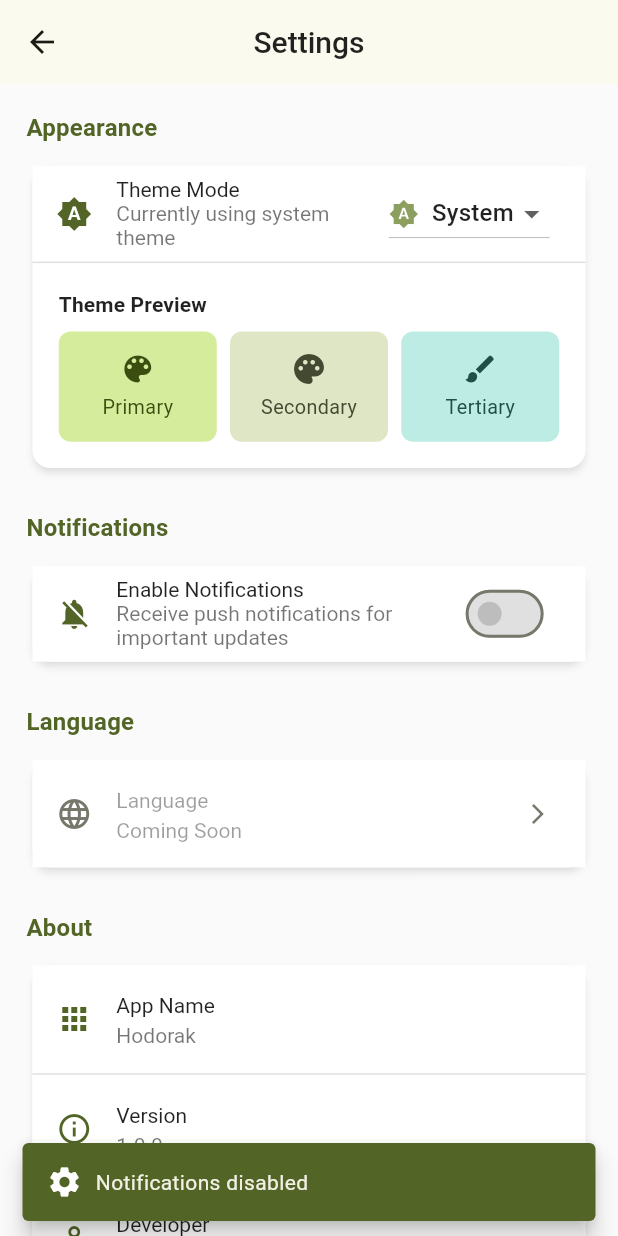
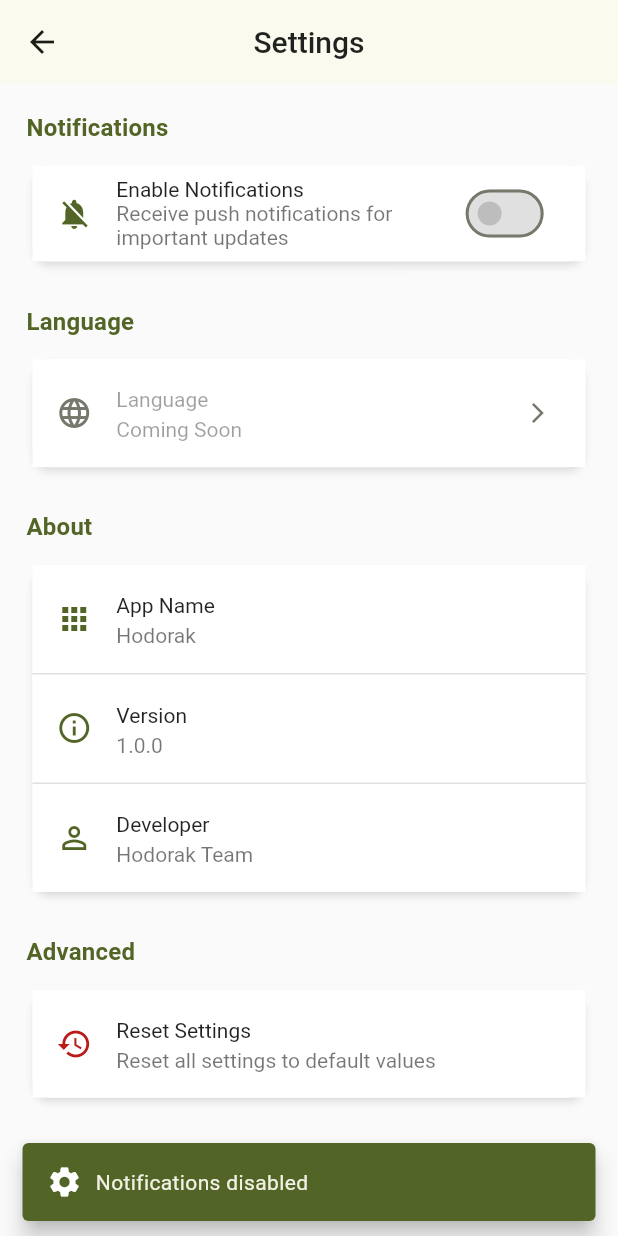
Before and after one commit to He9sham/Hodorak, a Flutter app: the SettingScreen screen opened by its route, after a tap on "Enable Notifications", on a phone screen of 412 x 824 dp. Run offline on Flutter 3.47's test engine with Material 3 defaults, Android fonts, the phone set to English and light mode, and no system bars; our stand-ins replace animated_splash_screen, connectivity_plus, flutter_local_notifications, flutter_onboarding_slider, flutter_riverpod, flutter_screenutil and 10 more; accounts and stored records are empty.

Commit message:
Refactor theme management and remove unused settings components
- Updated the main application widget to remove the settings provider and streamline theme management.
- Refactored AppConfig to eliminate theme mode parameter, simplifying app configuration.
- Removed dark theme configurations from AppThemes and related settings in SettingModel.
- Deleted ThemeSettingsWidget and associated logic from the settings screen to enhance clarity and focus on essential features.
- Cleaned up the SettingNotifier to remove theme mode handling, focusing solely on notification preferences.

```diff
--- a/lib/core/app/app_config.dart
+++ b/lib/core/app/app_config.dart
@@ -19,7 +19,6 @@ class AppConfig {
 
   /// Create MaterialApp with proper configuration
   static Widget createApp({
-    required ThemeMode themeMode,
     required Route<dynamic>? Function(RouteSettings) onGenerateRoute,
     bool debugShowCheckedModeBanner = false,
   }) {
@@ -28,9 +27,7 @@ class AppConfig {
       child: MaterialApp(
         debugShowCheckedModeBanner: debugShowCheckedModeBanner,
         title: appTitle,
-        themeMode: themeMode,
         theme: AppThemes.lightTheme,
-        darkTheme: AppThemes.darkTheme,
         onGenerateRoute: onGenerateRoute,
         initialRoute: defaultRoute,
       ),
--- a/lib/core/theming/app_themes.dart
+++ b/lib/core/theming/app_themes.dart
@@ -2,8 +2,8 @@ import 'package:flutter/material.dart';
 
 import 'colors_manger.dart';
 
-/// Application themes configuration
-/// Contains light and dark theme configurations
+/// Application theme configuration
+/// Contains light theme configuration
 class AppThemes {
   /// Light theme configuration
   static ThemeData get lightTheme => ThemeData(
@@ -38,41 +38,6 @@ class AppThemes {
     switchTheme: _lightSwitchTheme,
     // Dropdown button theme - dark text
     dropdownMenuTheme: _lightDropdownMenuTheme,
-  );
-
-  /// Dark theme configuration
-  static ThemeData get darkTheme => ThemeData(
-    colorScheme: ColorScheme.fromSeed(
-      seedColor: ColorsManager.kprimarycolorauth,
-      brightness: Brightness.dark,
-    ),
-    useMaterial3: true,
-    // Text theme - explicit text colors for dark mode
-    textTheme: _darkTextTheme,
-    // AppBar theme - dark background with white text
-    appBarTheme: _darkAppBarTheme,
-    // Card theme - dark background with white text
-    cardTheme: _darkCardTheme,
-    // Scaffold background - dark
-    scaffoldBackgroundColor: Colors.grey[900],
-    // Button themes
-    filledButtonTheme: _darkFilledButtonTheme,
-    elevatedButtonTheme: _darkElevatedButtonTheme,
-    textButtonTheme: _darkTextButtonTheme,
-    // Drawer theme - dark background
-    drawerTheme: _darkDrawerTheme,
-    // List tile theme - dark background with white text
-    listTileTheme: _darkListTileTheme,
-    // Icon theme - keep primary color
-    iconTheme: _darkIconTheme,
-    // Bottom navigation bar theme - dark background with white text
-    bottomNavigationBarTheme: _darkBottomNavigationBarTheme,
-    // Divider theme - lighter divider for dark mode
-    dividerTheme: _darkDividerTheme,
-    // Switch theme - custom colors for dark mode
-    switchTheme: _darkSwitchTheme,
-    // Dropdown button theme - white text
-    dropdownMenuTheme: _darkDropdownMenuTheme,
   );
 
   // Light Theme Components
@@ -182,112 +147,4 @@ class AppThemes {
           backgroundColor: WidgetStateProperty.all(Colors.white),
         ),
       );
-
-  // Dark Theme Components
-  static TextTheme get _darkTextTheme => TextTheme(
-    // Headlines
-    headlineLarge: TextStyle(color: Colors.white),
-    headlineMedium: TextStyle(color: Colors.white),
-    headlineSmall: TextStyle(color: Colors.white),
-    // Titles
-    titleLarge: TextStyle(color: Colors.white),
-    titleMedium: TextStyle(color: Colors.white),
-    titleSmall: TextStyle(color: Colors.white),
-    // Body text
-    bodyLarge: TextStyle(color: Colors.grey[300]),
-    bodyMedium: TextStyle(color: Colors.grey[300]),
-    bodySmall: TextStyle(color: Colors.grey[400]),
-    // Labels
-    labelLarge: TextStyle(color: Colors.white),
-    labelMedium: TextStyle(color: Colors.grey[300]),
-    labelSmall: TextStyle(color: Colors.grey[400]),
-    // Display text
-    displayLarge: TextStyle(color: Colors.white),
-    displayMedium: TextStyle(color: Colors.white),
-    displaySmall: TextStyle(color: Colors.white),
-  );
-
-  static AppBarTheme get _darkAppBarTheme => AppBarTheme(
-    backgroundColor: Colors.grey[900],
-    foregroundColor: Colors.white,
-    elevation: 0,
-    titleTextStyle: TextStyle(
-      color: Colors.white,
-      fontSize: 20,
-      fontWeight: FontWeight.w500,
-    ),
-  );
-
-  static CardThemeData get _darkCardTheme => CardThemeData(
-    color: Colors.grey[850],
-    elevation: 2,
-    shadowColor: Colors.black.withValues(alpha: 0.3),
-  );
-
-  static FilledButtonThemeData get _darkFilledButtonTheme =>
-      FilledButtonThemeData(
-        style: FilledButton.styleFrom(
-          backgroundColor: ColorsManager.kprimarycolorauth,
-          foregroundColor: Colors.white,
-        ),
-      );
-
-  static ElevatedButtonThemeData get _darkElevatedButtonTheme =>
-      ElevatedButtonThemeData(
-        style: ElevatedButton.styleFrom(
-          backgroundColor: ColorsManager.kprimarycolorauth,
-          foregroundColor: Colors.white,
-          elevation: 2,
-        ),
-      );
-
-  static TextButtonThemeData get _darkTextButtonTheme => TextButtonThemeData(
-    style: TextButton.styleFrom(foregroundColor: Colors.white),
-  );
-
-  static DrawerThemeData get _darkDrawerTheme =>
-      DrawerThemeData(backgroundColor: Colors.grey[850]);
-
-  static ListTileThemeData get _darkListTileTheme => ListTileThemeData(
-    tileColor: Colors.grey[850],
-    iconColor: ColorsManager.kprimarycolorauth,
-    titleTextStyle: TextStyle(color: Colors.white),
-    subtitleTextStyle: TextStyle(color: Colors.grey[300]),
-  );
-
-  static IconThemeData get _darkIconTheme =>
-      IconThemeData(color: ColorsManager.kprimarycolorauth);
-
-  static BottomNavigationBarThemeData get _darkBottomNavigationBarTheme =>
-      BottomNavigationBarThemeData(
-        backgroundColor: Colors.grey[900],
-        selectedItemColor: ColorsManager.kprimarycolorauth,
-        unselectedItemColor: Colors.grey[400],
-      );
-
-  static DividerThemeData get _darkDividerTheme =>
-      DividerThemeData(color: Colors.grey[700], thickness: 1);
-
-  static SwitchThemeData get _darkSwitchTheme => SwitchThemeData(
-    thumbColor: WidgetStateProperty.resolveWith<Color>((states) {
-      if (states.contains(WidgetState.selected)) {
-        return ColorsManager.kprimarycolorauth;
-      }
-      return Colors.grey[600]!;
-    }),
-    trackColor: WidgetStateProperty.resolveWith<Color>((states) {
-      if (states.contains(WidgetState.selected)) {
-        return ColorsManager.kprimarycolorauth.withValues(alpha: 0.5);
-      }
-      return Colors.grey[700]!;
-    }),
-  );
-
-  static DropdownMenuThemeData get _darkDropdownMenuTheme =>
-      DropdownMenuThemeData(
-        textStyle: TextStyle(color: Colors.white),
-        menuStyle: MenuStyle(
-          backgroundColor: WidgetStateProperty.all(Colors.grey[850]),
-        ),
-      );
 }
--- a/lib/features/setting/model/setting_model.dart
+++ b/lib/features/setting/model/setting_model.dart
@@ -1,12 +1,6 @@
-import 'package:flutter/material.dart';
-
 /// Model class for settings data
 /// Contains all the settings preferences and their default values
 class SettingModel {
-  /// Theme mode preference
-  /// 0 = system, 1 = light, 2 = dark
-  final int themeModeIndex;
-
   /// Notification preference
   /// true = notifications enabled, false = notifications disabled
   final bool notificationsEnabled;
@@ -21,7 +15,6 @@ class SettingModel {
   final String developerName;
 
   const SettingModel({
-    required this.themeModeIndex,
     required this.notificationsEnabled,
     required this.appVersion,
     required this.appName,
@@ -30,14 +23,12 @@ class SettingModel {
 
   /// Create a copy of the model with updated values
   SettingModel copyWith({
-    int? themeModeIndex,
     bool? notificationsEnabled,
     String? appVersion,
     String? appName,
     String? developerName,
   }) {
     return SettingModel(
-      themeModeIndex: themeModeIndex ?? this.themeModeIndex,
       notificationsEnabled: notificationsEnabled ?? this.notificationsEnabled,
       appVersion: appVersion ?? this.appVersion,
       appName: appName ?? this.appName,
@@ -48,7 +39,6 @@ class SettingModel {
   /// Convert model to JSON for storage
   Map<String, dynamic> toJson() {
     return {
-      'themeModeIndex': themeModeIndex,
       'notificationsEnabled': notificationsEnabled,
       'appVersion': appVersion,
       'appName': appName,
@@ -59,7 +49,6 @@ class SettingModel {
   /// Create model from JSON
   factory SettingModel.fromJson(Map<String, dynamic> json) {
     return SettingModel(
-      themeModeIndex: json['themeModeIndex'] ?? 0, // Default to system
       notificationsEnabled: json['notificationsEnabled'] ?? true,
       appVersion: json['appVersion'] ?? '1.0.0',
       appName: json['appName'] ?? 'Hodorak',
@@ -69,51 +58,21 @@ class SettingModel {
 
   /// Default settings model
   static const SettingModel defaultSettings = SettingModel(
-    themeModeIndex: 0, // Default to system theme
     notificationsEnabled: true,
     appVersion: '1.0.0',
     appName: 'Hodorak',
     developerName: 'Hodorak Team',
   );
 
-  /// Get ThemeMode enum from index
-  ThemeMode get themeMode {
-    switch (themeModeIndex) {
-      case 0:
-        return ThemeMode.system;
-      case 1:
-        return ThemeMode.light;
-      case 2:
-        return ThemeMode.dark;
-      default:
-        return ThemeMode.system;
-    }
-  }
-
-  /// Get theme mode name for display
-  String get themeModeName {
-    switch (themeModeIndex) {
-      case 0:
-        return 'System';
-      case 1:
-        return 'Light';
-      case 2:
-        return 'Dark';
-      default:
-        return 'System';
-    }
-  }
-
   @override
   String toString() {
-    return 'SettingModel(themeModeIndex: $themeModeIndex, notificationsEnabled: $notificationsEnabled, appVersion: $appVersion, appName: $appName, developerName: $developerName)';
+    return 'SettingModel(notificationsEnabled: $notificationsEnabled, appVersion: $appVersion, appName: $appName, developerName: $developerName)';
   }
 
   @override
   bool operator ==(Object other) {
     if (identical(this, other)) return true;
     return other is SettingModel &&
-        other.themeModeIndex == themeModeIndex &&
         other.notificationsEnabled == notificationsEnabled &&
         other.appVersion == appVersion &&
         other.appName == appName &&
@@ -123,7 +82,6 @@ class SettingModel {
   @override
   int get hashCode {
     return Object.hash(
-      themeModeIndex,
       notificationsEnabled,
       appVersion,
       appName,
--- a/lib/features/setting/view/setting_screen.dart
+++ b/lib/features/setting/view/setting_screen.dart
@@ -55,16 +55,6 @@ class _SettingScreenState extends ConsumerState<SettingScreen> {
       body: ListView(
         padding: EdgeInsets.all(16.sp),
         children: [
-          // Theme Settings Section
-          SectionHeaderWidget(title: 'Appearance'),
-          ThemeSettingsWidget(
-            settings: settings,
-            viewModel: viewModel,
-            onShowSnackBar: _showSnackBar,
-          ),
-
-          verticalSpace(24),
-
           // Notification Settings Section
           SectionHeaderWidget(title: 'Notifications'),
           NotificationSettingsWidget(
--- a/lib/features/setting/view/widgets/settings_snackbar_util.dart
+++ b/lib/features/setting/view/widgets/settings_snackbar_util.dart
@@ -23,13 +23,7 @@ class SettingsSnackbarUtil {
 
   /// Get appropriate icon for snackbar based on message
   static IconData _getSnackBarIcon(String message) {
-    if (message.contains('dark')) {
-      return Icons.dark_mode;
-    } else if (message.contains('light')) {
-      return Icons.light_mode;
-    } else if (message.contains('system')) {
-      return Icons.brightness_auto;
-    } else if (message.contains('notification')) {
+    if (message.contains('notification')) {
       return Icons.notifications;
     } else {
       return Icons.settings;
--- a/lib/features/setting/view/widgets/theme_settings_widget.dart
+++ /dev/null
@@ -1,193 +0,0 @@
-import 'package:flutter/material.dart';
-import 'package:flutter_screenutil/flutter_screenutil.dart';
-import 'package:hodorak/core/helper/spacing.dart';
-
-import '../../model/setting_model.dart';
-import '../../viewmodel/setting_viewmodel.dart';
-
-/// Widget for theme settings section
-class ThemeSettingsWidget extends StatelessWidget {
-  final SettingModel settings;
-  final SettingNotifier viewModel;
-  final Function(String) onShowSnackBar;
-
-  const ThemeSettingsWidget({
-    super.key,
-    required this.settings,
-    required this.viewModel,
-    required this.onShowSnackBar,
-  });
-
-  @override
-  Widget build(BuildContext context) {
-    return Card(
-      child: Column(
-        children: [
-          ListTile(
-            title: const Text('Theme Mode'),
-            subtitle: Text(
-              'Currently using ${settings.themeModeName.toLowerCase()} theme',
-            ),
-            leading: Icon(
-              _getThemeModeIcon(settings.themeModeIndex),
-              color: Theme.of(context).colorScheme.primary,
-            ),
-            trailing: DropdownButton<int>(
-              value: settings.themeModeIndex,
-              onChanged: (int? newValue) {
-                if (newValue != null) {
-                  viewModel.setThemeMode(newValue);
-                  onShowSnackBar(
-                    'Switched to ${_getThemeModeName(newValue).toLowerCase()} theme',
-                  );
-                }
-              },
-              items: [
-                DropdownMenuItem<int>(
-                  value: 0,
-                  child: Row(
-                    children: [
-                      Icon(Icons.brightness_auto, size: 20),
-                      horizontalSpace(8),
-                      const Text('System'),
-                    ],
-                  ),
-                ),
-                DropdownMenuItem<int>(
-                  value: 1,
-                  child: Row(
-                    children: [
-                      Icon(Icons.light_mode, size: 20),
-                      horizontalSpace(8),
-                      const Text('Light'),
-                    ],
-                  ),
-                ),
-                DropdownMenuItem<int>(
-                  value: 2,
-                  child: Row(
-                    children: [
-                      Icon(Icons.dark_mode, size: 20),
-                      horizontalSpace(8),
-                      const Text('Dark'),
-                    ],
-                  ),
-                ),
-              ],
-            ),
-          ),
-          const Divider(height: 1),
-          // Theme Preview Section
-          _buildThemePreview(context),
-        ],
-      ),
-    );
-  }
-
-  /// Build theme preview section
-  Widget _buildThemePreview(BuildContext context) {
-    return Padding(
-      padding: EdgeInsets.all(16.sp),
-      child: Column(
-        crossAxisAlignment: CrossAxisAlignment.start,
-        children: [
-          Text(
-            'Theme Preview',
-            style: Theme.of(
-              context,
-            ).textTheme.titleSmall?.copyWith(fontWeight: FontWeight.w600),
-          ),
-          verticalSpace(8),
-          Row(
-            children: [
-              Expanded(
-                child: _buildColorPreview(
-                  context,
-                  'Primary',
-                  Icons.color_lens,
-                  Theme.of(context).colorScheme.primaryContainer,
-                  Theme.of(context).colorScheme.onPrimaryContainer,
-                ),
-              ),
-              horizontalSpace(8),
-              Expanded(
-                child: _buildColorPreview(
-                  context,
-                  'Secondary',
-                  Icons.palette,
-                  Theme.of(context).colorScheme.secondaryContainer,
-                  Theme.of(context).colorScheme.onSecondaryContainer,
-                ),
-              ),
-              horizontalSpace(8),
-              Expanded(
-                child: _buildColorPreview(
-                  context,
-                  'Tertiary',
-                  Icons.brush,
-                  Theme.of(context).colorScheme.tertiaryContainer,
-                  Theme.of(context).colorScheme.onTertiaryContainer,
-                ),
-              ),
-            ],
-          ),
-        ],
-      ),
-    );
-  }
-
-  /// Build individual color preview container
-  Widget _buildColorPreview(
-    BuildContext context,
-    String label,
-    IconData icon,
-    Color backgroundColor,
-    Color foregroundColor,
-  ) {
-    return Container(
-      padding: EdgeInsets.all(12.sp),
-      decoration: BoxDecoration(
-        color: backgroundColor,
-        borderRadius: BorderRadius.circular(8),
-      ),
-      child: Column(
-        children: [
-          Icon(icon, color: foregroundColor),
-          verticalSpace(4),
-          Text(
-            label,
-            style: TextStyle(color: foregroundColor, fontSize: 12.sp),
-          ),
-        ],
-      ),
-    );
-  }
-
-  /// Get theme mode icon based on index
-  IconData _getThemeModeIcon(int index) {
-    switch (index) {
-      case 0:
-        return Icons.brightness_auto;
-      case 1:
-        return Icons.light_mode;
-      case 2:
-        return Icons.dark_mode;
-      default:
-        return Icons.brightness_auto;
-    }
-  }
-
-  /// Get theme mode name based on index
-  String _getThemeModeName(int index) {
-    switch (index) {
-      case 0:
-        return 'System';
-      case 1:
-        return 'Light';
-      case 2:
-        return 'Dark';
-      default:
-        return 'System';
-    }
-  }
-}
--- a/lib/features/setting/view/widgets/widgets.dart
+++ b/lib/features/setting/view/widgets/widgets.dart
@@ -9,4 +9,3 @@ export 'notification_settings_widget.dart';
 export 'section_header_widget.dart';
 export 'settings_loading_error_widget.dart';
 export 'settings_snackbar_util.dart';
-export 'theme_settings_widget.dart';
--- a/lib/features/setting/viewmodel/setting_viewmodel.dart
+++ b/lib/features/setting/viewmodel/setting_viewmodel.dart
@@ -1,4 +1,3 @@
-import 'package:flutter/material.dart';
 import 'package:flutter_riverpod/flutter_riverpod.dart';
 import 'package:shared_preferences/shared_preferences.dart';
 
@@ -21,12 +20,6 @@ class SettingNotifier extends Notifier<SettingModel> {
   /// Getter for error state
   String? get error => _error;
 
-  /// Getter for theme mode
-  ThemeMode get themeMode => state.themeMode;
-
-  /// Getter for theme mode index
-  int get themeModeIndex => state.themeModeIndex;
-
   /// Getter for notification preference
   bool get notificationsEnabled => state.notificationsEnabled;
 
@@ -36,26 +29,11 @@ class SettingNotifier extends Notifier<SettingModel> {
     try {
       final prefs = await SharedPreferences.getInstance();
 
-      // Load theme mode preference (migrate from old boolean if needed)
-      int themeModeIndex = prefs.getInt('themeModeIndex') ?? 0;
-
-      // Migration: If old boolean exists, convert it
-      if (prefs.containsKey('isDarkMode')) {
-        final oldIsDarkMode = prefs.getBool('isDarkMode') ?? false;
-        themeModeIndex = oldIsDarkMode ? 2 : 1; // 2 = dark, 1 = light
-        // Remove old key and save new one
-        await prefs.remove('isDarkMode');
-        await prefs.setInt('themeModeIndex', themeModeIndex);
-      }
-
       // Load notification preference
       final notificationsEnabled =
           prefs.getBool('notificationsEnabled') ?? true;
 
-      state = state.copyWith(
-        themeModeIndex: themeModeIndex,
-        notificationsEnabled: notificationsEnabled,
-      );
+      state = state.copyWith(notificationsEnabled: notificationsEnabled);
 
       _error = null;
     } catch (e) {
@@ -63,29 +41,6 @@ class SettingNotifier extends Notifier<SettingModel> {
     } finally {
       _setLoading(false);
     }
-  }
-
-  /// Set theme mode
-  /// Saves the preference to SharedPreferences
-  Future<void> setThemeMode(int themeModeIndex) async {
-    try {
-      // Update local state
-      state = state.copyWith(themeModeIndex: themeModeIndex);
-
-      // Save to SharedPreferences
-      final prefs = await SharedPreferences.getInstance();
-      await prefs.setInt('themeModeIndex', themeModeIndex);
-
-      _error = null;
-    } catch (e) {
-      _error = 'Failed to save theme preference: $e';
-    }
-  }
-
-  /// Cycle through theme modes: System -> Light -> Dark -> System
-  Future<void> cycleThemeMode() async {
-    final newIndex = (state.themeModeIndex + 1) % 3;
-    await setThemeMode(newIndex);
   }
 
   /// Toggle notification preference
@@ -114,7 +69,6 @@ class SettingNotifier extends Notifier<SettingModel> {
 
       // Save default values to SharedPreferences
       final prefs = await SharedPreferences.getInstance();
-      await prefs.setInt('themeModeIndex', 0); // System theme
       await prefs.setBool('notificationsEnabled', true);
 
       _error = null;
--- a/lib/main.dart
+++ b/lib/main.dart
@@ -2,7 +2,6 @@ import 'package:flutter/material.dart';
 import 'package:flutter_riverpod/flutter_riverpod.dart';
 
 import 'core/core.dart';
-import 'features/setting/setting.dart';
 
 /// Main entry point of the application
 void main() async {
@@ -13,17 +12,13 @@ void main() async {
 }
 
 /// Main application widget
-class HodorakApp extends ConsumerWidget {
+class HodorakApp extends StatelessWidget {
   const HodorakApp({super.key});
 
   @override
-  Widget build(BuildContext context, WidgetRef ref) {
-    // Watch the settings provider to get theme changes
-    final settings = ref.watch(settingProvider);
-
+  Widget build(BuildContext context) {
     // Create app with proper configuration
     return AppConfig.createApp(
-      themeMode: settings.themeMode,
       onGenerateRoute: AppConfig.appRouter.generateRoute,
     );
   }
```
